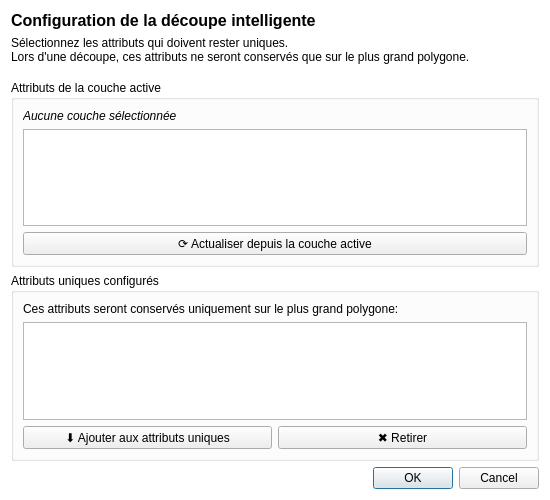
Before: the Qt Designer form FormSmartCutConfig_base.ui in IGNF/espace-collaboratif-qgis-plugin, drawn with Qt 5.
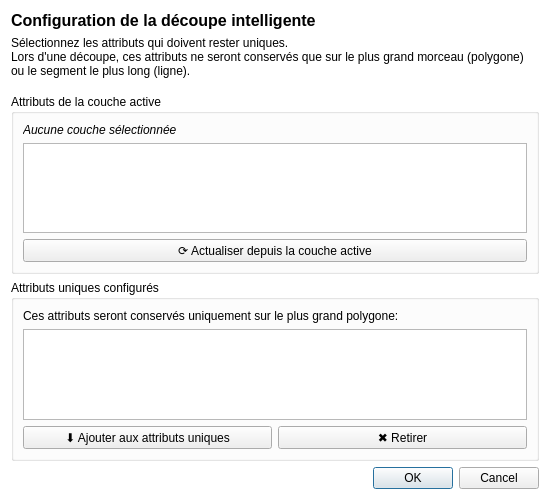
After: the same form once the commit is applied.

Commit message: Ajout support découpe de lignes (LineZ) - clic pour placer point de séparation

Patch:
```diff
--- a/FormSmartCutConfig_base.ui
+++ b/FormSmartCutConfig_base.ui
@@ -31,7 +31,7 @@
     <widget class="QLabel" name="labelDescription">
      <property name="text">
       <string>Sélectionnez les attributs qui doivent rester uniques.
-Lors d'une découpe, ces attributs ne seront conservés que sur le plus grand polygone.</string>
+Lors d'une découpe, ces attributs ne seront conservés que sur le plus grand morceau (polygone) ou le segment le plus long (ligne).</string>
      </property>
      <property name="wordWrap">
       <bool>true</bool>
```
The commit also changes 8 other files.
